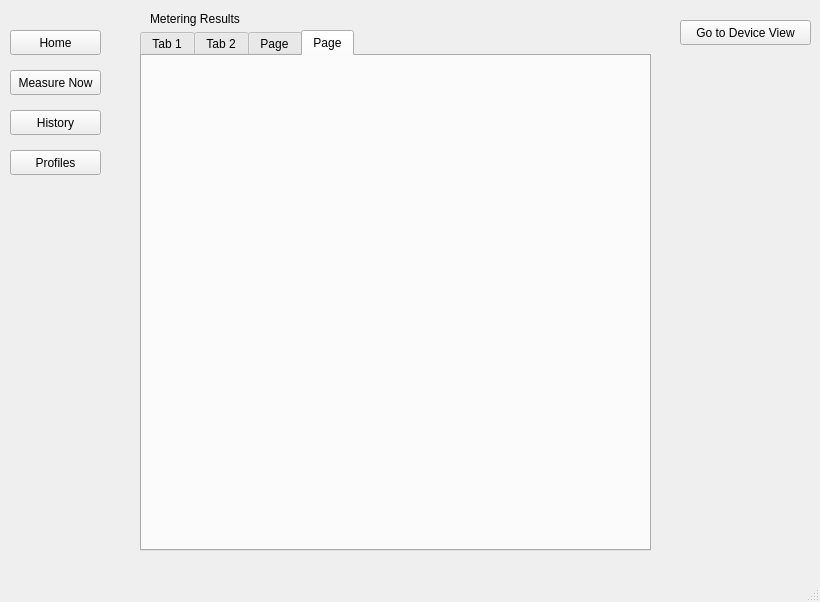
This is RaDoTechSimulation/RaDoTechSimulation/mainwindow.ui in abdelshafei/Team26RaDoTechSimulation as Qt 5 draws it before an edit. The edited form follows.
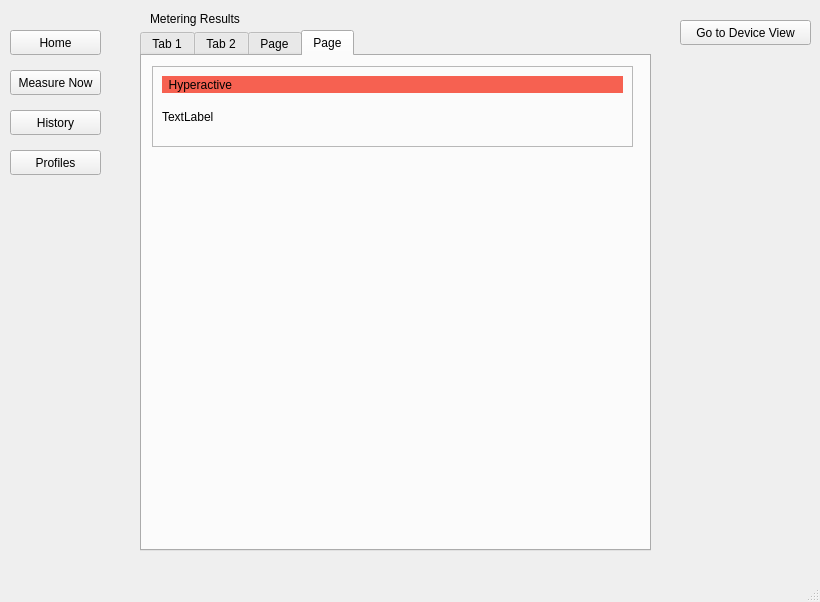
This is the edited form. The open tabs and pages were chosen to show the change.

```diff
--- a/RaDoTechSimulation/RaDoTechSimulation/mainwindow.ui
+++ b/RaDoTechSimulation/RaDoTechSimulation/mainwindow.ui
@@ -2168,6 +2168,51 @@
          <attribute name="title">
           <string>Page</string>
          </attribute>
+         <widget class="QFrame" name="HyperActiveFrame">
+          <property name="geometry">
+           <rect>
+            <x>10</x>
+            <y>10</y>
+            <width>481</width>
+            <height>81</height>
+           </rect>
+          </property>
+          <property name="frameShape">
+           <enum>QFrame::StyledPanel</enum>
+          </property>
+          <property name="frameShadow">
+           <enum>QFrame::Raised</enum>
+          </property>
+          <widget class="QLabel" name="HyperactiveTitle">
+           <property name="geometry">
+            <rect>
+             <x>10</x>
+             <y>10</y>
+             <width>461</width>
+             <height>17</height>
+            </rect>
+           </property>
+           <property name="styleSheet">
+            <string notr="true">background-color: rgb(246, 97, 81);</string>
+           </property>
+           <property name="text">
+            <string>  Hyperactive</string>
+           </property>
+          </widget>
+          <widget class="QLabel" name="HyperactiveLabel">
+           <property name="geometry">
+            <rect>
+             <x>10</x>
+             <y>30</y>
+             <width>461</width>
+             <height>41</height>
+            </rect>
+           </property>
+           <property name="text">
+            <string>TextLabel</string>
+           </property>
+          </widget>
+         </widget>
         </widget>
        </widget>
       </widget>
```
Left out of the diff: 28 changed lines with no effect on the pictures.
